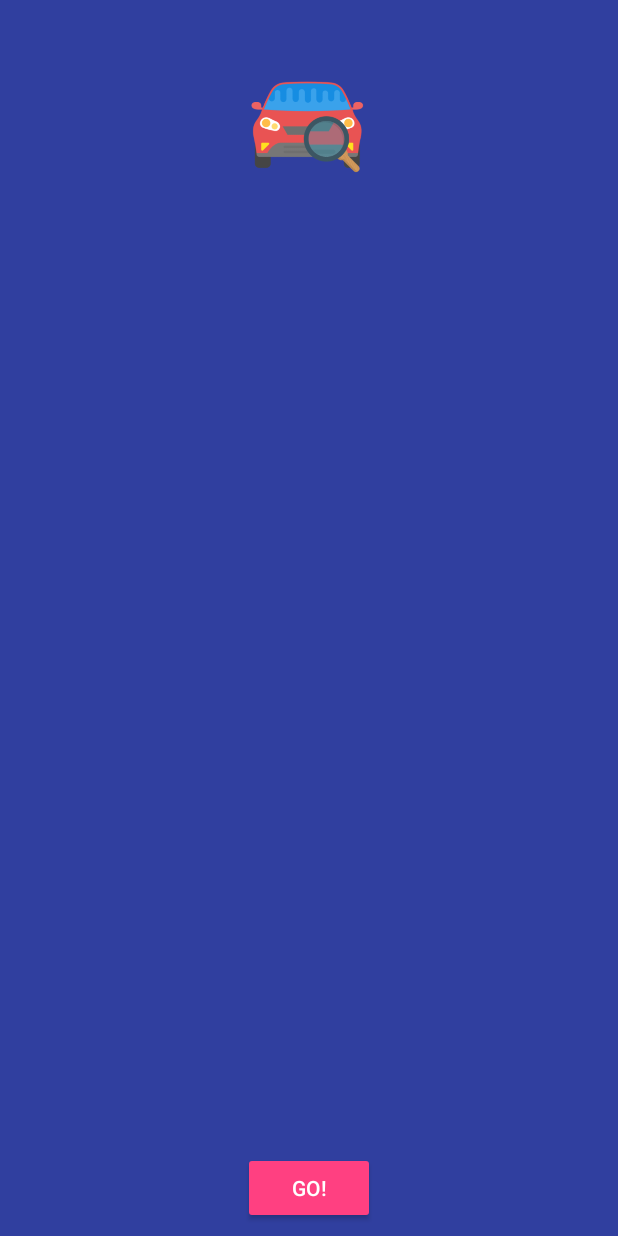
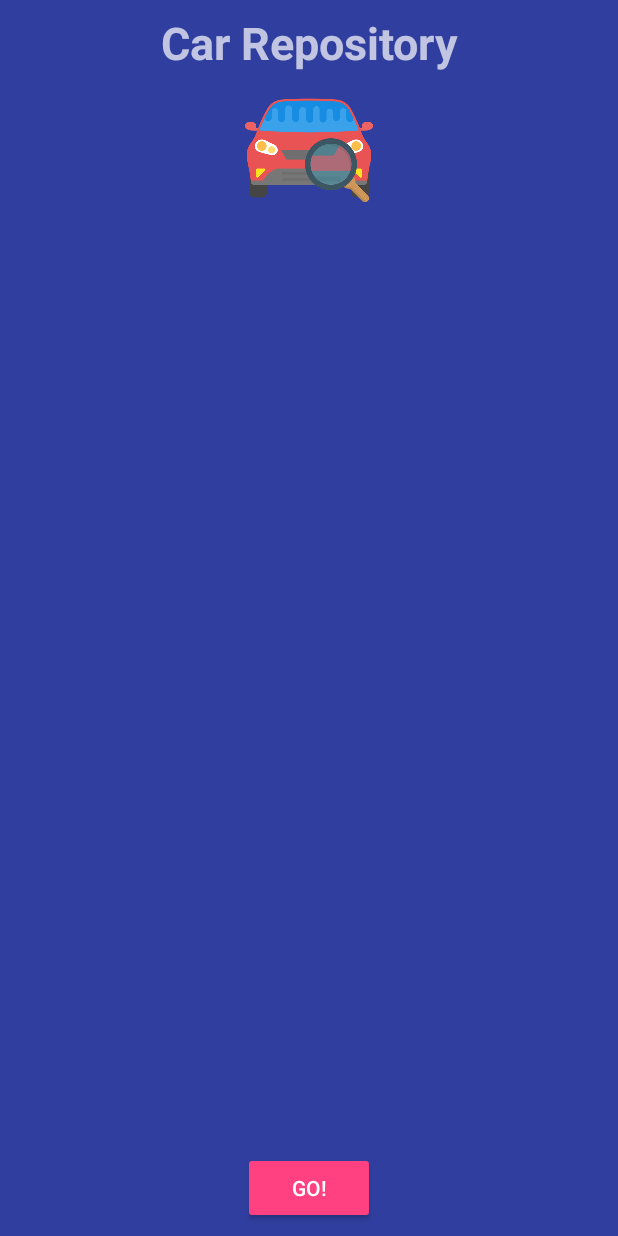
Before and after one commit to arecmetafora/Interview-CarRepository, an Android app: the layout activity_car_repository.xml on its own in the app's theme, with its tools: preview values and no code run, on a phone screen of 412 x 824 dp. Run offline under Robolectric (Android 15) with nearby library versions, the phone set to English and light mode, and no system bars.

Commit message:
Filter selection + dependency filters

```diff
--- a/app/src/main/java/com/arecmetafora/interview/carrepository/api/CarBuiltDateFilter.java
+++ b/app/src/main/java/com/arecmetafora/interview/carrepository/api/CarBuiltDateFilter.java
@@ -31,7 +31,9 @@ public class CarBuiltDateFilter extends CarCharacteristicFilter {
                               @NonNull CarTypeFilter carTypeFilter) {
         super(context.getString(R.string.filter_select_built));
         this.mManufacturerFilter = manufacturerFilter;
+        this.mManufacturerFilter.addDependency(this);
         this.mCarTypeFilter = carTypeFilter;
+        this.mCarTypeFilter.addDependency(this);
     }
 
     @Override
--- a/app/src/main/java/com/arecmetafora/interview/carrepository/api/CarTypeFilter.java
+++ b/app/src/main/java/com/arecmetafora/interview/carrepository/api/CarTypeFilter.java
@@ -25,6 +25,7 @@ public class CarTypeFilter extends CarCharacteristicFilter {
     public CarTypeFilter(@NonNull Context context, @NonNull ManufacturerFilter manufacturerFilter) {
         super(context.getString(R.string.filter_select_type));
         this.mManufacturerFilter = manufacturerFilter;
+        this.mManufacturerFilter.addDependency(this);
     }
 
     @Override
--- /dev/null
+++ b/app/src/main/res/drawable/list_divider.xml
@@ -0,0 +1,5 @@
+<shape xmlns:android="http://schemas.android.com/apk/res/android"
+    android:shape="rectangle">
+    <size android:height="1dp" />
+    <solid android:color="@color/dividerColor" />
+</shape>
--- a/app/src/main/res/layout/activity_car_repository.xml
+++ b/app/src/main/res/layout/activity_car_repository.xml
@@ -8,19 +8,28 @@
     tools:context=".ui.CarRepositoryActivity"
     android:background="@color/colorPrimaryDark">
 
+    <TextView
+        android:id="@+id/textView"
+        android:layout_width="wrap_content"
+        android:layout_height="wrap_content"
+        android:layout_marginEnd="8dp"
+        android:layout_marginLeft="8dp"
+        android:layout_marginRight="8dp"
+        android:layout_marginStart="8dp"
+        android:layout_marginTop="8dp"
+        android:textSize="30sp"
+        android:text="@string/app_name"
+        android:textStyle="bold"
+        app:layout_constraintEnd_toEndOf="@+id/car_repository_logo"
+        app:layout_constraintStart_toStartOf="parent"
+        app:layout_constraintTop_toTopOf="parent" />
+
     <ImageView
         android:id="@+id/car_repository_logo"
         android:layout_width="match_parent"
-        android:layout_height="150dp"
-        android:layout_marginEnd="8dp"
-        android:layout_marginLeft="5dp"
-        android:layout_marginRight="8dp"
-        android:layout_marginStart="5dp"
-        android:layout_marginTop="8dp"
+        android:layout_height="100dp"
         android:scaleType="fitCenter"
-        app:layout_constraintEnd_toEndOf="parent"
-        app:layout_constraintStart_toStartOf="parent"
-        app:layout_constraintTop_toTopOf="parent"
+        app:layout_constraintTop_toBottomOf="@+id/textView"
         app:srcCompat="@drawable/icon" />
 
     <android.support.v7.widget.RecyclerView
--- a/app/src/main/res/values/colors.xml
+++ b/app/src/main/res/values/colors.xml
@@ -3,5 +3,5 @@
     <color name="colorPrimary">#3F51B5</color>
     <color name="colorPrimaryDark">#303F9F</color>
     <color name="colorAccent">#FF4081</color>
-    <color name="darkColorPrimary">#FFFFFF</color>
+    <color name="dividerColor">#20000000</color>
 </resources>
--- a/app/src/main/res/values/strings.xml
+++ b/app/src/main/res/values/strings.xml
@@ -1,8 +1,8 @@
 <resources>
     <string name="app_name">Car Repository</string>
     <string name="all_characteristics">All</string>
-    <string name="filter_select_manufacturer">Select a Manufacturer</string>
-    <string name="filter_select_type">Select a Car Type</string>
-    <string name="filter_select_built">Select a Car Built</string>
+    <string name="filter_select_manufacturer">Car Manufacturer</string>
+    <string name="filter_select_type">Car Type</string>
+    <string name="filter_select_built">Car Built Date</string>
     <string name="view_cars">Go!</string>
 </resources>
--- a/app/src/main/res/values/styles.xml
+++ b/app/src/main/res/values/styles.xml
@@ -16,6 +16,11 @@
         <item name="colorPrimary">@color/colorPrimary</item>
         <item name="colorPrimaryDark">@color/colorPrimaryDark</item>
         <item name="colorAccent">@color/colorAccent</item>
+        <item name="android:listDivider">@drawable/list_divider</item>
+    </style>
+
+    <style name="CardViewStyle" parent="CardView">
+        <item name="cardBackgroundColor">@color/colorPrimary</item>
     </style>
 
 </resources>
```
Also changed, not shown: app/build.gradle (+10 -5 lines), app/src/main/java/com/arecmetafora/interview/carrepository/api/CarCharacteristicFilter.java (+38 -8 lines), app/src/main/java/com/arecmetafora/interview/carrepository/ui/CarCharacteristicChooser.java (+49 -5 lines), app/src/main/java/com/arecmetafora/interview/carrepository/ui/CarCharacteristicChooserAdapter.java (+57 -6 lines), app/src/main/java/com/arecmetafora/interview/carrepository/ui/CarCharacteristicFilterListAdapter.java (+6 -2 lines), app/src/main/java/com/arecmetafora/interview/carrepository/ui/CarRepositoryActivity.java (+10 -5 lines), app/src/main/res/layout/car_characteristic_filter.xml (+31 -5 lines), app/src/main/res/layout/fragment_car_characteristic_item_loading.xml (added, +15 -0 lines), app/src/main/res/layout/fragment_car_characteristic_list.xml (+11 -5 lines), app/src/main/res/drawable-v24/icon.png (deleted), app/src/main/res/drawable/icon.png (added).
